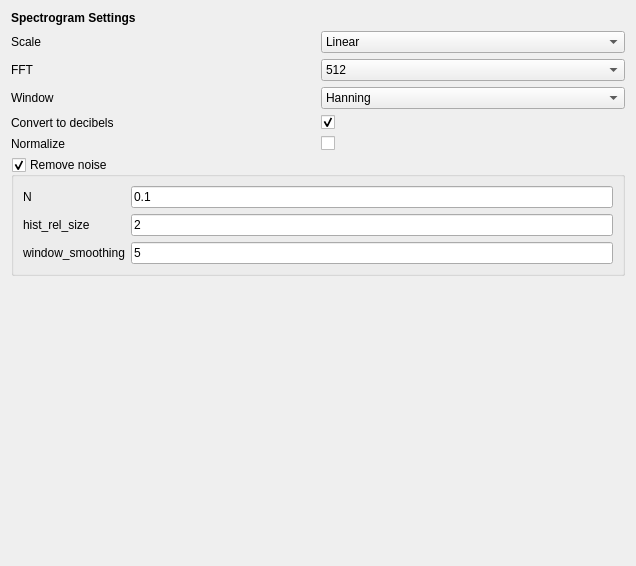
Qt form src/gui/widgets/menus/ui/spectrogramsettings.ui (Vin985/ecosongs) before a commit.
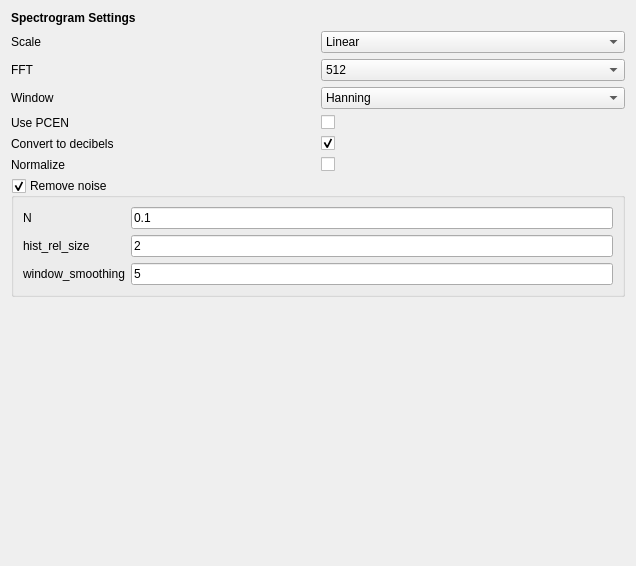
The same form after that commit.

What changed in the file:
```diff
--- a/src/gui/widgets/menus/ui/spectrogramsettings.ui
+++ b/src/gui/widgets/menus/ui/spectrogramsettings.ui
@@ -21,7 +21,7 @@
      </property>
     </widget>
    </item>
-   <item row="5" column="0">
+   <item row="6" column="0">
     <widget class="QLabel" name="label_4">
      <property name="toolTip">
       <string>&lt;html&gt;&lt;head/&gt;&lt;body&gt;&lt;p&gt;test tooltip&lt;/p&gt;&lt;p&gt;&lt;br/&gt;&lt;/p&gt;&lt;/body&gt;&lt;/html&gt;</string>
@@ -34,7 +34,7 @@
      </property>
     </widget>
    </item>
-   <item row="5" column="1">
+   <item row="6" column="1">
     <widget class="QCheckBox" name="checkbox_normalize">
      <property name="text">
       <string/>
@@ -123,14 +123,14 @@
      </property>
     </widget>
    </item>
-   <item row="4" column="0">
+   <item row="5" column="0">
     <widget class="QLabel" name="label_6">
      <property name="text">
       <string>Convert to decibels</string>
      </property>
     </widget>
    </item>
-   <item row="4" column="1">
+   <item row="5" column="1">
     <widget class="QCheckBox" name="checkbox_to_db">
      <property name="text">
       <string/>
@@ -140,7 +140,7 @@
      </property>
     </widget>
    </item>
-   <item row="6" column="0" colspan="2">
+   <item row="7" column="0" colspan="2">
     <widget class="QGroupBox" name="remove_noise">
      <property name="title">
       <string>Remove noise</string>
@@ -194,7 +194,7 @@
      </layout>
     </widget>
    </item>
-   <item row="7" column="0" colspan="2">
+   <item row="8" column="0" colspan="2">
     <spacer name="verticalSpacer">
      <property name="orientation">
       <enum>Qt::Vertical</enum>
@@ -207,6 +207,20 @@
      </property>
     </spacer>
    </item>
+   <item row="4" column="0">
+    <widget class="QLabel" name="label_10">
+     <property name="text">
+      <string>Use PCEN</string>
+     </property>
+    </widget>
+   </item>
+   <item row="4" column="1">
+    <widget class="QCheckBox" name="checkbox_pcen">
+     <property name="text">
+      <string/>
+     </property>
+    </widget>
+   </item>
   </layout>
  </widget>
  <resources/>
```
